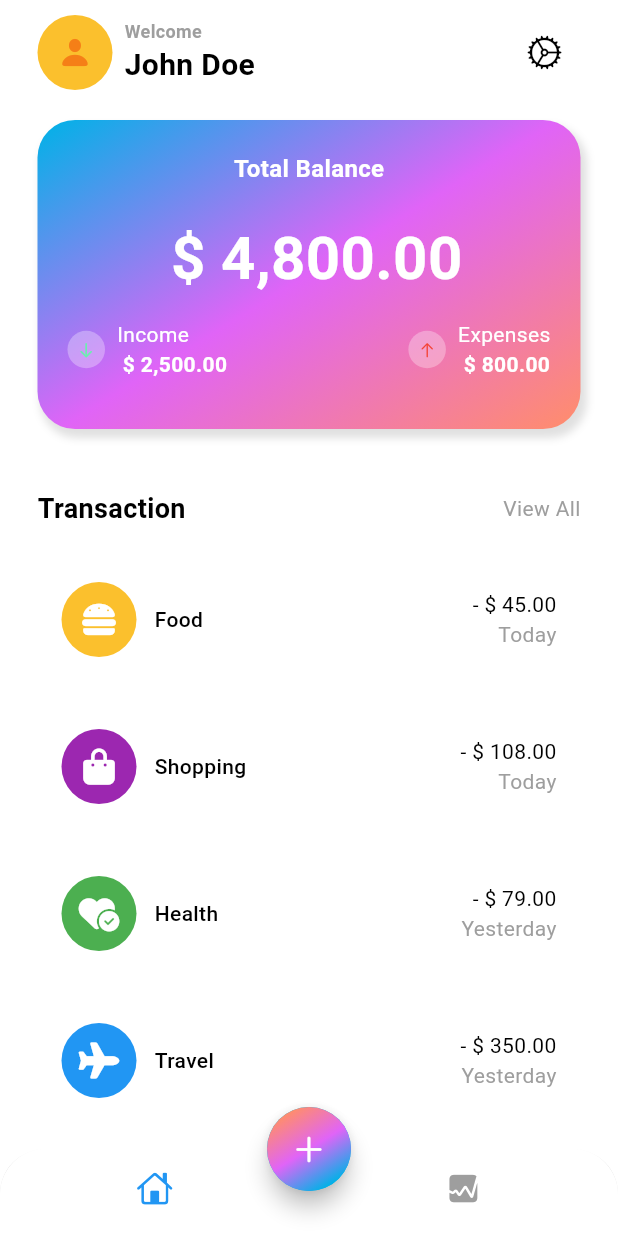
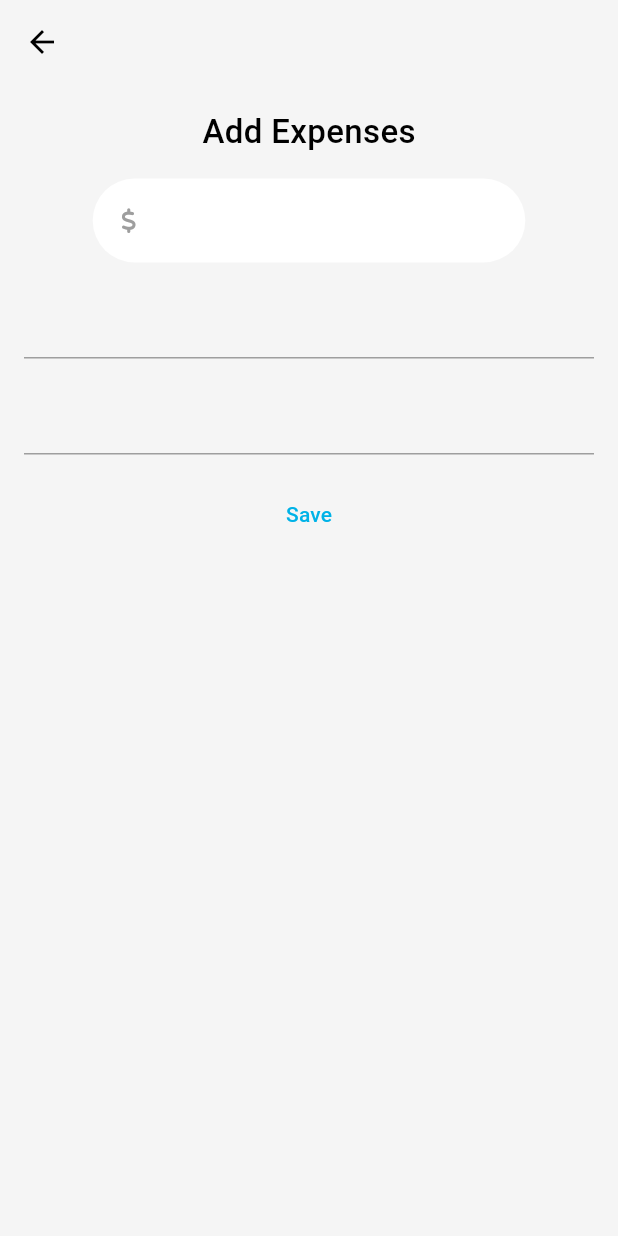
Before and after one commit to syarifamhar/expense_tracker, a Flutter app: the screen it shows after launch, after a tap on an icon or button, on a phone screen of 412 x 824 dp. Run offline on Flutter 3.47's test engine with Material 3 defaults, Android fonts, the phone set to English and light mode, and no system bars; our stand-ins replace fl_chart, font_awesome_flutter.

Commit message:
add_expense screen added with the first field (Input expense)

```diff
--- a/lib/app_view.dart
+++ b/lib/app_view.dart
@@ -11,8 +11,8 @@ class MyAppView extends StatelessWidget {
       title: "Expense Tracker",
       theme: ThemeData(
           colorScheme: ColorScheme.light(
-        background: Colors.grey.shade100,
-        onBackground: Colors.black,
+        surface: Colors.grey.shade100,
+        onSurface: Colors.black,
         primary: const Color(0xFF00B2E7),
         secondary: const Color(0xFFE064F7),
         tertiary: const Color(0XFFFF8D6C),
--- /dev/null
+++ b/lib/screens/add_expense/views/add_expense.dart
@@ -0,0 +1,65 @@
+import 'package:flutter/material.dart';
+import 'package:font_awesome_flutter/font_awesome_flutter.dart';
+
+class AddExpense extends StatelessWidget {
+  const AddExpense({super.key});
+
+  @override
+  Widget build(BuildContext context) {
+    return GestureDetector(
+      onTap: () => FocusScope.of(context).unfocus(),
+      child: Scaffold(
+        appBar: AppBar(
+          backgroundColor: Theme.of(context).colorScheme.surface,
+        ),
+        body: Padding(
+          padding: const EdgeInsets.all(16.0),
+          child: Column(
+            crossAxisAlignment: CrossAxisAlignment.center,
+            children: [
+              const Text(
+                "Add Expenses",
+                style: TextStyle(
+                  fontSize: 22,
+                  fontWeight: FontWeight.w500,
+                ),
+              ),
+              const SizedBox(
+                height: 16,
+              ),
+              SizedBox(
+                width: MediaQuery.of(context).size.width * 0.7,
+                child: TextFormField(
+                  decoration: InputDecoration(
+                      filled: true,
+                      fillColor: Colors.white,
+                      prefixIcon: const Icon(
+                        FontAwesomeIcons.dollarSign,
+                        size: 16,
+                        color: Colors.grey,
+                      ),
+                      border: OutlineInputBorder(
+                        borderRadius: BorderRadius.circular(30),
+                        borderSide: BorderSide.none,
+                      )),
+                ),
+              ),
+              const SizedBox(
+                height: 16,
+              ),
+              TextFormField(),
+              const SizedBox(
+                height: 16,
+              ),
+              TextFormField(),
+              const SizedBox(
+                height: 16,
+              ),
+              TextButton(onPressed: () {}, child: const Text("Save"))
+            ],
+          ),
+        ),
+      ),
+    );
+  }
+}
--- a/lib/screens/home/views/home_screen.dart
+++ b/lib/screens/home/views/home_screen.dart
@@ -1,3 +1,4 @@
+import 'package:expense_tracker/screens/add_expense/views/add_expense.dart';
 import 'package:expense_tracker/screens/home/views/main_screen.dart';
 import 'package:flutter/cupertino.dart';
 import 'package:flutter/material.dart';
@@ -58,7 +59,14 @@ class _HomeScreenState extends State<HomeScreen> {
         floatingActionButtonLocation: FloatingActionButtonLocation.centerDocked,
         floatingActionButton: FloatingActionButton(
           backgroundColor: Theme.of(context).primaryColor,
-          onPressed: () {},
+          onPressed: () {
+            Navigator.push(
+              context,
+              MaterialPageRoute<void>(
+                builder: (BuildContext context) => const AddExpense(),
+              ),
+            );
+          },
           shape: const CircleBorder(),
           child: Container(
             width: 60,
--- a/lib/screens/home/views/main_screen.dart
+++ b/lib/screens/home/views/main_screen.dart
@@ -52,7 +52,7 @@ class MainScreen extends StatelessWidget {
                           style: TextStyle(
                             fontSize: 20,
                             fontWeight: FontWeight.bold,
-                            color: Theme.of(context).colorScheme.onBackground,
+                            color: Theme.of(context).colorScheme.onSurface,
                           ),
                         )
                       ],
@@ -213,7 +213,7 @@ class MainScreen extends StatelessWidget {
                   "Transaction",
                   style: TextStyle(
                       fontSize: 18,
-                      color: Theme.of(context).colorScheme.onBackground,
+                      color: Theme.of(context).colorScheme.onSurface,
                       fontWeight: FontWeight.bold),
                 ),
                 GestureDetector(
@@ -272,7 +272,7 @@ class MainScreen extends StatelessWidget {
                                         fontSize: 14,
                                         color: Theme.of(context)
                                             .colorScheme
-                                            .onBackground,
+                                            .onSurface,
                                         fontWeight: FontWeight.w500),
                                   ),
                                 ],
@@ -286,7 +286,7 @@ class MainScreen extends StatelessWidget {
                                         fontSize: 14,
                                         color: Theme.of(context)
                                             .colorScheme
-                                            .onBackground,
+                                            .onSurface,
                                         fontWeight: FontWeight.w400),
                                   ),
                                   Text(
--- a/lib/screens/stats/chart.dart
+++ b/lib/screens/stats/chart.dart
@@ -27,7 +27,7 @@ class _MyChart extends State<MyChart> {
               Theme.of(context).colorScheme.secondary,
               Theme.of(context).colorScheme.tertiary,
             ],
-            transform: const GradientRotation(pi / 40),
+            transform: const GradientRotation(pi / 10),
           ),
           width: 10,
           backDrawRodData: BackgroundBarChartRodData(
@@ -85,6 +85,7 @@ class _MyChart extends State<MyChart> {
       borderData: FlBorderData(
         show: false,
       ),
+      // ignore: prefer_const_constructors
       gridData: FlGridData(
         show: false,
       ),
--- a/lib/screens/stats/stats.dart
+++ b/lib/screens/stats/stats.dart
@@ -1,5 +1,5 @@
 import 'package:expense_tracker/screens/stats/chart.dart';
-import 'package:fl_chart/fl_chart.dart';
+// import 'package:fl_chart/fl_chart.dart';
 import 'package:flutter/material.dart';
 
 class StatScreen extends StatelessWidget {
```
